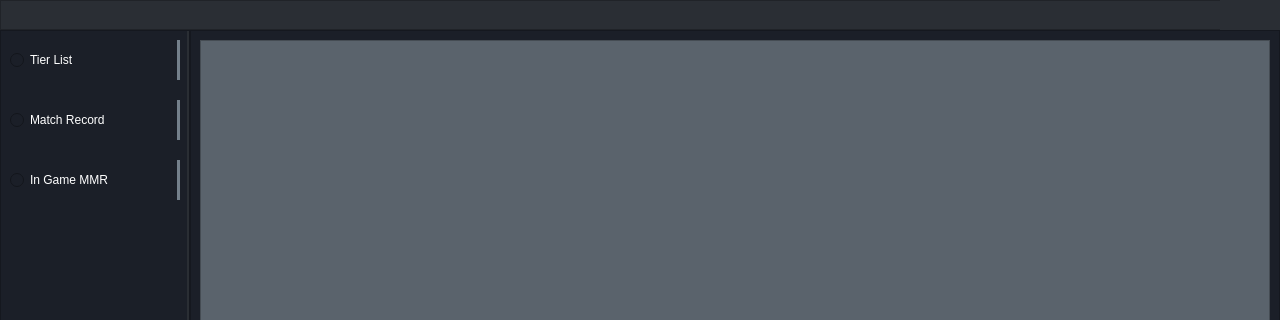
Qt form Data/UI/MainUI/Main.ui (CSID-DGU/2024-1-OSSP2-team-08-GameAssistant) before a commit; both pictures show x 0 to 1280 and y 0 to 320 of the 1280 by 720 pixel window.
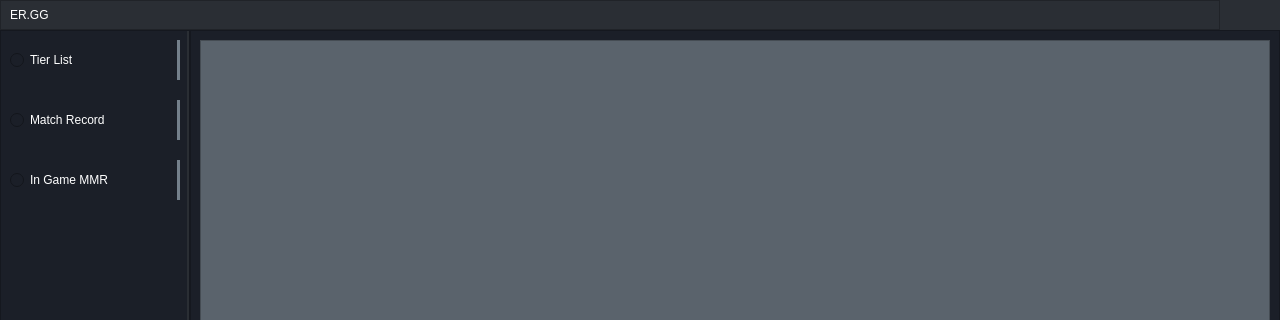
The same form after that commit. Icons and pictures are not drawn.

What changed in the file:
```diff
--- a/Data/UI/MainUI/Main.ui
+++ b/Data/UI/MainUI/Main.ui
@@ -146,6 +146,43 @@
      <string/>
     </property>
    </widget>
+   <widget class="QFrame" name="DragBar">
+    <property name="geometry">
+     <rect>
+      <x>0</x>
+      <y>0</y>
+      <width>1220</width>
+      <height>30</height>
+     </rect>
+    </property>
+    <property name="styleSheet">
+     <string notr="true"/>
+    </property>
+    <property name="frameShape">
+     <enum>QFrame::StyledPanel</enum>
+    </property>
+    <property name="frameShadow">
+     <enum>QFrame::Raised</enum>
+    </property>
+    <widget class="QLabel" name="Title">
+     <property name="geometry">
+      <rect>
+       <x>10</x>
+       <y>5</y>
+       <width>61</width>
+       <height>20</height>
+      </rect>
+     </property>
+     <property name="styleSheet">
+      <string notr="true">text-align: left;
+font: 12pt &quot;KoPub돋움체 Bold&quot;;
+color: rgb(255, 255, 255);</string>
+     </property>
+     <property name="text">
+      <string>ER.GG</string>
+     </property>
+    </widget>
+   </widget>
   </widget>
   <widget class="QFrame" name="SideBar">
    <property name="geometry">
```
Left out of the diff: 55 changed lines with no effect on the pictures. Lines whose indentation alone changed are shown as unchanged.
